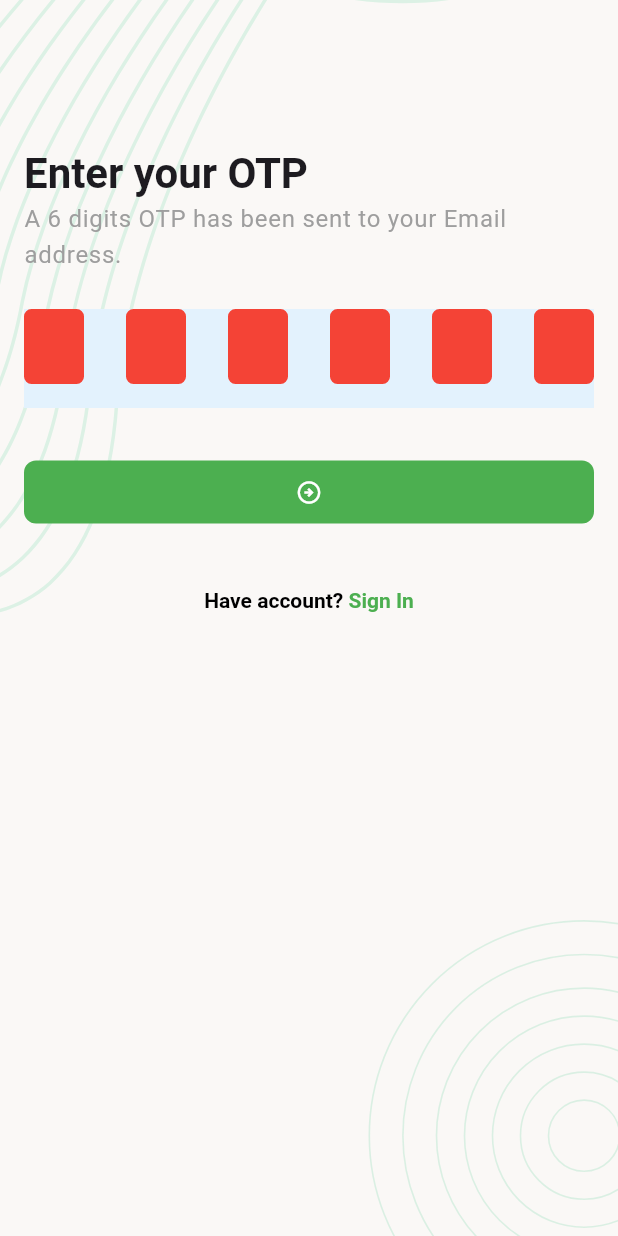
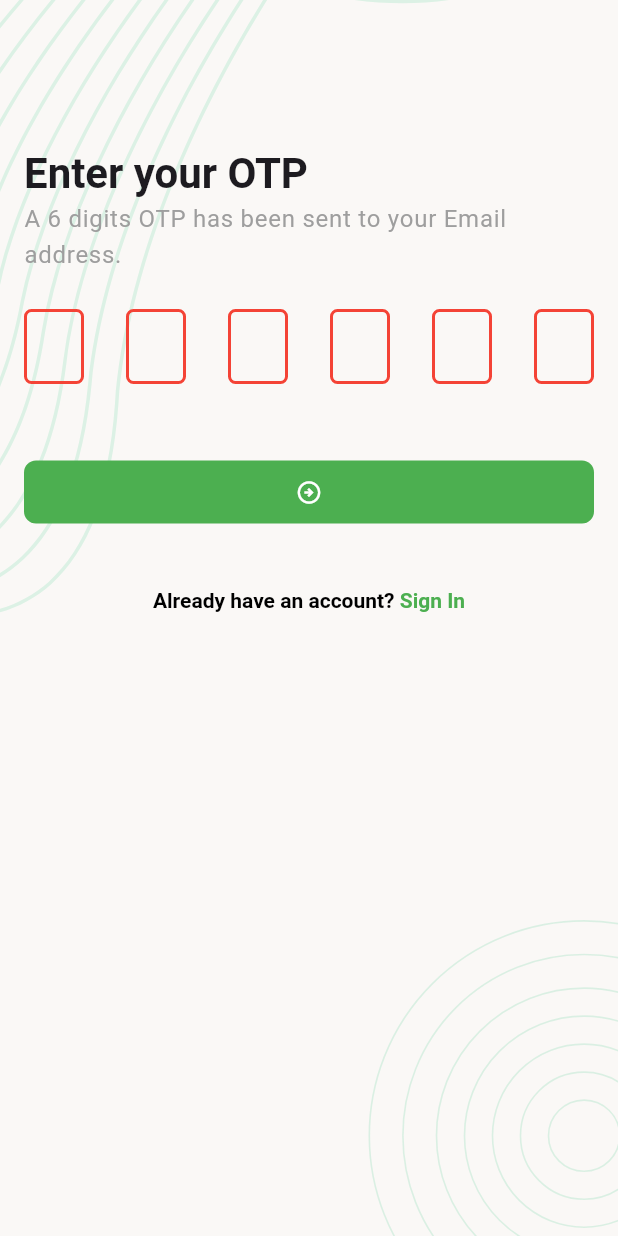
Before and after one commit to rup-chowdhury/flutter-ostad-eleven, a Flutter app: the ForgotPasswordOtpVerificationScreen screen opened directly, on a phone screen of 412 x 824 dp. Run offline on Flutter 3.47's test engine with Material 3 defaults, Android fonts, the phone set to English and light mode, and no system bars; drawn by our look-alikes of pin_code_fields; our stand-ins replace flutter_svg; missing offline and left inert: dart:ffi.

Commit message:
Update forgot_password_otp_verification_screen.dart

```diff
--- a/task_manager_basic/lib/ui/screens/forgot_password_otp_verification_screen.dart
+++ b/task_manager_basic/lib/ui/screens/forgot_password_otp_verification_screen.dart
@@ -1,6 +1,7 @@
 import 'package:flutter/gestures.dart';
 import 'package:flutter/material.dart';
 import 'package:pin_code_fields/pin_code_fields.dart';
+import 'package:task_manager_basic/ui/screens/login_screen.dart';
 import 'package:task_manager_basic/ui/screens/sign_up_screen.dart';
 import 'package:task_manager_basic/ui/widgets/screen_background.dart';
 
@@ -47,6 +48,7 @@ class _ForgotPasswordOtpVerificationScreenState extends State<ForgotPasswordOtpV
                     length: 6,
                     obscureText: false,
                     animationType: AnimationType.fade,
+                    keyboardType: TextInputType.number,
                     pinTheme: PinTheme(
                       shape: PinCodeFieldShape.box,
                       borderRadius: BorderRadius.circular(5),
@@ -55,8 +57,7 @@ class _ForgotPasswordOtpVerificationScreenState extends State<ForgotPasswordOtpV
                       activeFillColor: Colors.white,
                     ),
                     animationDuration: Duration(milliseconds: 300),
-                    backgroundColor: Colors.blue.shade50,
-                    enableActiveFill: true,
+                    backgroundColor: Colors.transparent,
                     controller: _otpTextEditingController,
                     appContext: context,
                   ),
@@ -71,7 +72,7 @@ class _ForgotPasswordOtpVerificationScreenState extends State<ForgotPasswordOtpV
                     child: RichText(
                       text: TextSpan(
                           style: TextStyle(color: Colors.black, fontWeight: FontWeight.w600),
-                          text: "Have account? ",
+                          text: "Already have an account? ",
                           children: [
                             TextSpan(
                               text: "Sign In",
@@ -92,8 +93,12 @@ class _ForgotPasswordOtpVerificationScreenState extends State<ForgotPasswordOtpV
     );
   }
 
+  void _onTapNextButton() {
+
+  }
+
   void _onTapSignInButton() {
-    Navigator.pop(context);
+    Navigator.pushAndRemoveUntil(context, MaterialPageRoute(builder: (context) => LoginScreen()), (predicate) => false);
   }
 
   @override
```
